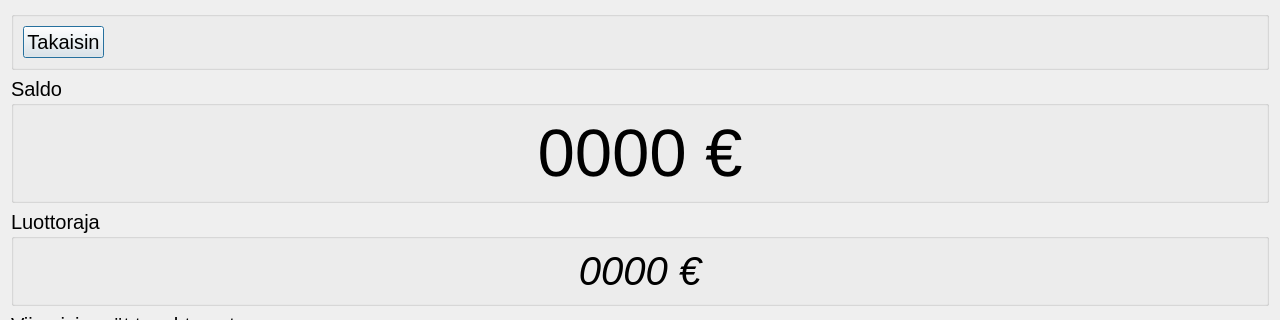
Old version of the form frontend/balanceDLL/balancedialog.ui in the repository JnsRdnp/ATM-Simulator; both pictures show x 0 to 1280 and y 0 to 320 of the 1280 by 720 pixel window.
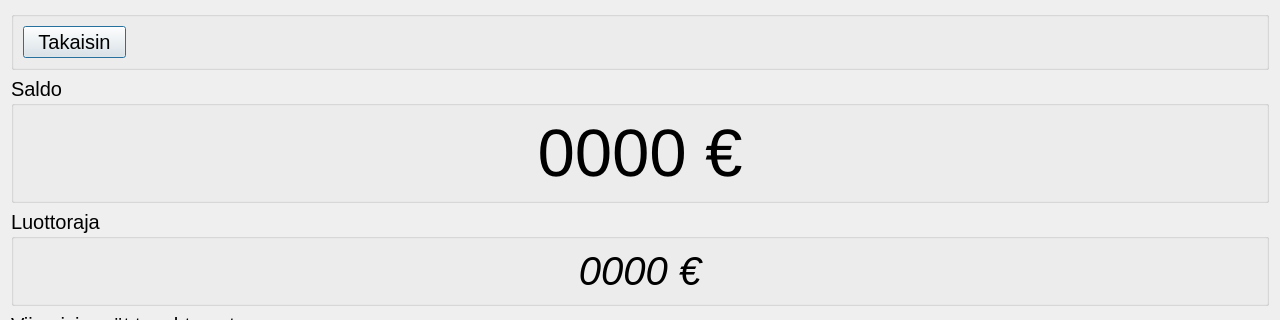
New version of the form.

Patch:
```diff
--- a/frontend/balanceDLL/balancedialog.ui
+++ b/frontend/balanceDLL/balancedialog.ui
@@ -39,7 +39,7 @@
      <property name="title">
       <string/>
      </property>
-     <layout class="QHBoxLayout" name="horizontalLayout_2">
+     <layout class="QHBoxLayout" name="horizontalLayout_2" stretch="1,11">
       <item>
        <widget class="QPushButton" name="btnReturn">
         <property name="font">
```
